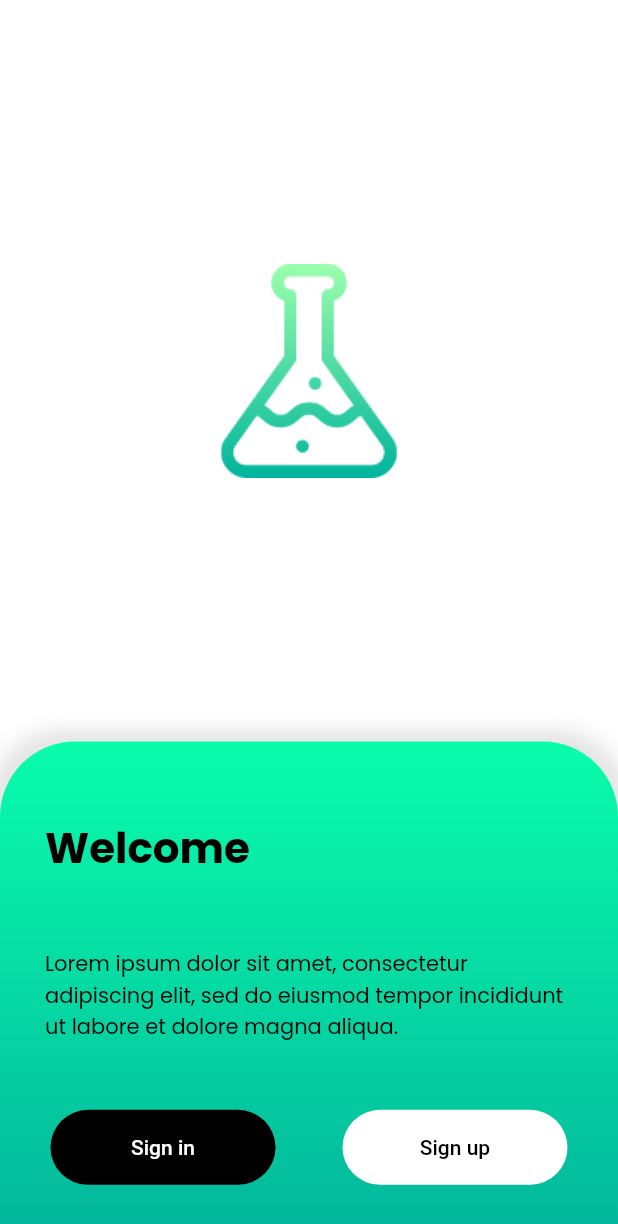
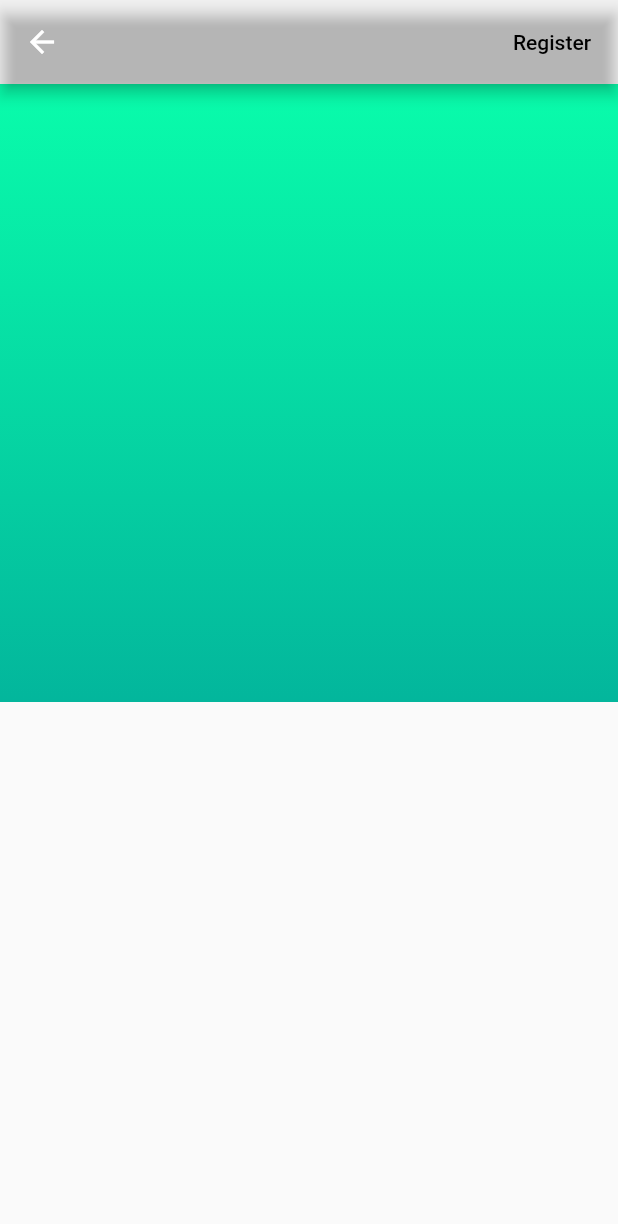
Before and after one commit to wit-id/Platter-Tutorial, a Flutter app: the screen it shows after launch, after a tap on "Sign in", on a phone screen of 412 x 824 dp. Shown: the top 1224 px of the screen. Run offline on Flutter 3.47's test engine with Material 2 defaults, Android fonts, the phone set to English and light mode, and no system bars.

Commit message:
update sign in UI WIP

```diff
--- a/lib/main.dart
+++ b/lib/main.dart
@@ -1,7 +1,8 @@
 import 'package:flutter/material.dart';
 
 import './widgets/home_opening.dart';
-import './widgets/home.dart';
+import 'screens/home.dart';
+import './screens/sign_in.dart';
 
 void main() {
   runApp(MyApp());
@@ -29,6 +30,9 @@ class MyApp extends StatelessWidget {
         )
       ),
       home: Home(),
+      routes: {
+        SignIn.routeName: (ctx) => SignIn()
+      },
     );
   }
 }
--- a/lib/widgets/home.dart
+++ b/lib/screens/home.dart
@@ -1,4 +1,6 @@
 import 'package:flutter/material.dart';
+
+import 'sign_in.dart';
 
 class Home extends StatelessWidget {
   @override
@@ -73,7 +75,7 @@ class Home extends StatelessWidget {
                               height: 50,
                               child: FlatButton(
                                 child: Text('Sign in'),
-                                onPressed: (){},
+                                onPressed: () => Navigator.of(context).pushNamed(SignIn.routeName),
                                 color: Colors.black,
                                 textColor: Colors.white,
                                 shape: RoundedRectangleBorder(
--- /dev/null
+++ b/lib/screens/sign_in.dart
@@ -0,0 +1,37 @@
+import 'package:flutter/material.dart';
+
+class SignIn extends StatelessWidget {
+  static const routeName = '/sign-in';
+  @override
+  Widget build(BuildContext context) {
+    final _mediaQuery = MediaQuery.of(context);
+    return Scaffold(
+      appBar: AppBar(
+        backgroundColor: Colors.transparent,
+        actions: [
+          FlatButton(
+            child: Text("Register"),
+            textColor: Colors.black,
+            onPressed: (){},
+          ),
+        ],
+      ),
+      body: SingleChildScrollView(
+        child: Column(
+          children: [
+            Container(
+              height: _mediaQuery.size.height * 0.5,
+              decoration: BoxDecoration(
+                gradient: LinearGradient(
+                  colors: [Color.fromRGBO(3, 182, 156, 1), Color.fromRGBO(9, 253, 171, 1)],
+                  begin: Alignment.bottomCenter,
+                  end: Alignment.topCenter
+                ),
+              ),
+            )
+          ],
+        ),
+      ),
+    );
+  }
+}
```
Also changed, not shown: lib/widgets/bottom_form_drawer.dart (added, +19 -0 lines).
